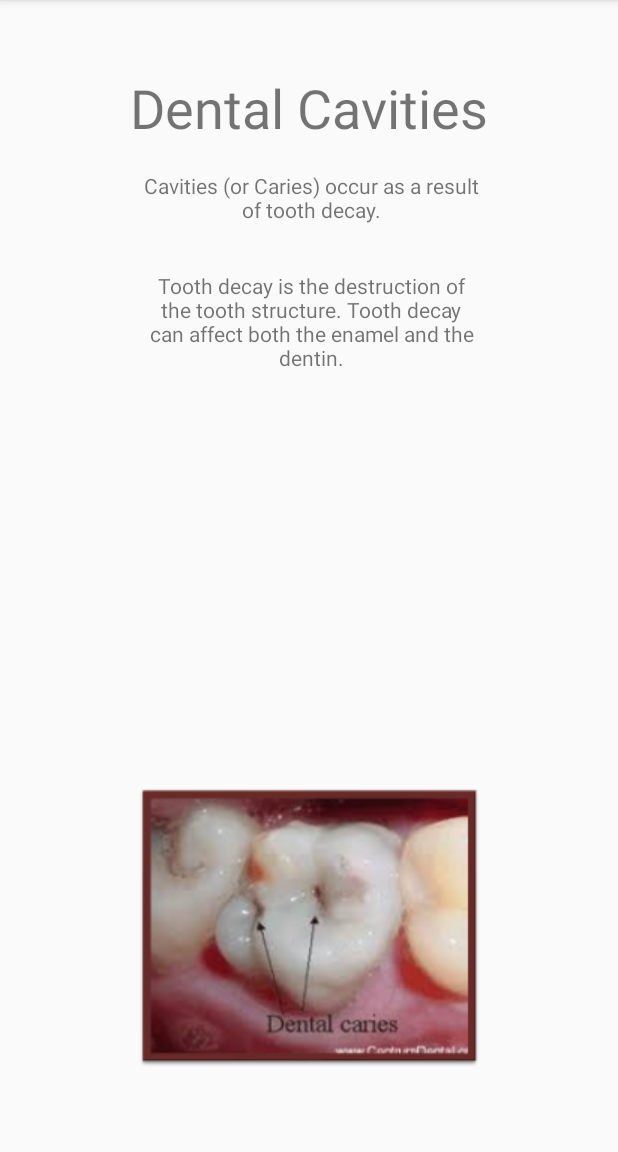
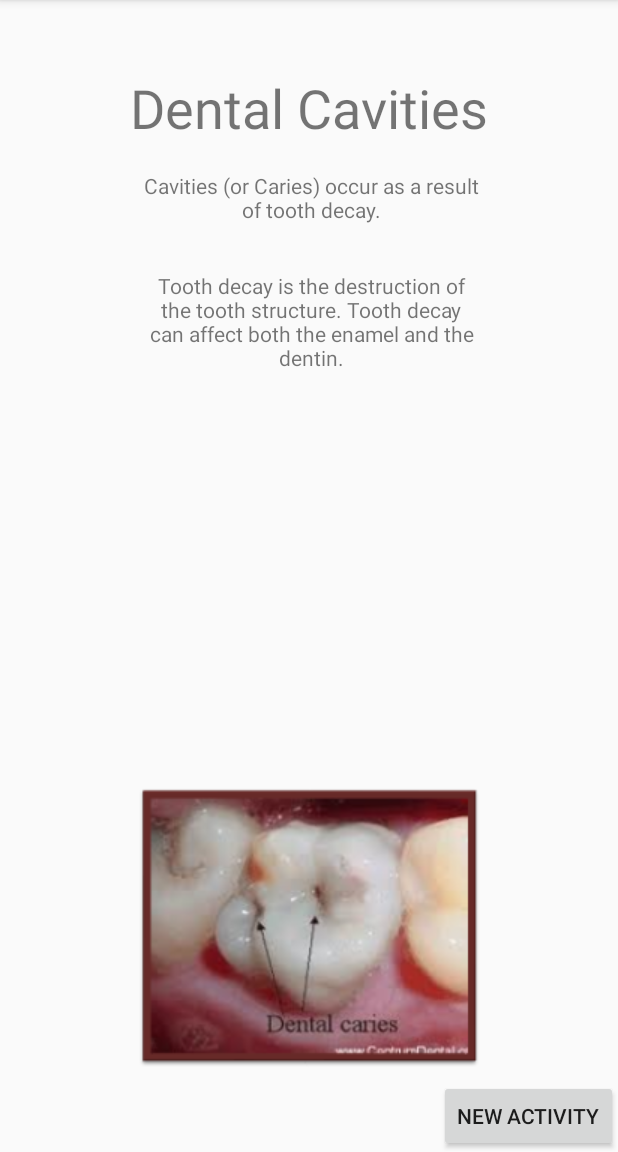
Before and after one commit to nicolamahon/OralCareForTheElderly, an Android app: the screen it shows after launch (cavities), on a phone screen of 412 x 824 dp, the part 84-1236 px from its top. Run offline under Robolectric (Android 15) with nearby library versions, the phone set to English and light mode, and no system bars.

Commit message:
added new activity, linked by button back and forth to screens

```diff
--- a/AppDev/app/src/main/AndroidManifest.xml
+++ b/AppDev/app/src/main/AndroidManifest.xml
@@ -19,6 +19,7 @@
                 <category android:name="android.intent.category.LAUNCHER" />
             </intent-filter>
         </activity>
+        <activity android:name=".testNewActivity"></activity>
     </application>
 
 </manifest>
--- a/AppDev/app/src/main/java/com/projects/nicola/oralcarefortheelderly/cavities.java
+++ b/AppDev/app/src/main/java/com/projects/nicola/oralcarefortheelderly/cavities.java
@@ -1,5 +1,6 @@
 package com.projects.nicola.oralcarefortheelderly;
 
+import android.content.Intent;
 import android.os.Bundle;
 import android.support.design.widget.FloatingActionButton;
 import android.support.design.widget.Snackbar;
@@ -19,4 +20,12 @@ public class cavities extends AppCompatActivity {
 
     }
 
+    public void gotoNewActivity(View view)
+    {
+        Intent intent = new Intent(this, testNewActivity.class);
+        startActivity(intent);
+    }
+
+
+
 }
--- a/AppDev/app/src/main/res/layout/activity_cavities.xml
+++ b/AppDev/app/src/main/res/layout/activity_cavities.xml
@@ -22,6 +22,17 @@
 
     </android.support.design.widget.AppBarLayout>
 
-    <include layout="@layout/content_cavities" />
+    <include layout="@layout/content_cavities"
+        android:id="@+id/include" />
+
+    <Button
+        android:id="@+id/button2"
+        android:layout_width="wrap_content"
+        android:layout_height="wrap_content"
+        android:layout_gravity="top|start"
+        android:onClick="gotoNewActivity"
+        android:text="New Activity"
+        app:layout_anchor="@+id/include"
+        app:layout_anchorGravity="bottom|right" />
 
 </android.support.design.widget.CoordinatorLayout>
```
